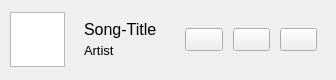
Qt form src/frontend/librarysong.ui (MilanJzo/eda-mp3) before a commit.
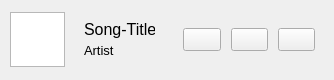
The same form after that commit. Icons and pictures are not drawn.

```diff
--- a/src/frontend/librarysong.ui
+++ b/src/frontend/librarysong.ui
@@ -6,10 +6,16 @@
    <rect>
     <x>0</x>
     <y>0</y>
-    <width>316</width>
+    <width>334</width>
     <height>80</height>
    </rect>
   </property>
+  <property name="sizePolicy">
+   <sizepolicy hsizetype="Ignored" vsizetype="Preferred">
+    <horstretch>0</horstretch>
+    <verstretch>0</verstretch>
+   </sizepolicy>
+  </property>
   <property name="maximumSize">
    <size>
     <width>16777215</width>
@@ -42,6 +48,12 @@
    </property>
    <item>
     <widget class="QWidget" name="songContent" native="true">
+     <property name="sizePolicy">
+      <sizepolicy hsizetype="Preferred" vsizetype="Preferred">
+       <horstretch>0</horstretch>
+       <verstretch>0</verstretch>
+      </sizepolicy>
+     </property>
      <property name="minimumSize">
       <size>
        <width>0</width>
@@ -103,6 +115,12 @@
          </property>
          <item>
           <widget class="QLabel" name="title">
+           <property name="sizePolicy">
+            <sizepolicy hsizetype="Ignored" vsizetype="Preferred">
+             <horstretch>0</horstretch>
+             <verstretch>0</verstretch>
+            </sizepolicy>
+           </property>
            <property name="font">
             <font>
              <pointsize>12</pointsize>
@@ -118,6 +136,12 @@
          </item>
          <item>
           <widget class="QLabel" name="artist">
+           <property name="sizePolicy">
+            <sizepolicy hsizetype="Ignored" vsizetype="Preferred">
+             <horstretch>0</horstretch>
+             <verstretch>0</verstretch>
+            </sizepolicy>
+           </property>
            <property name="text">
             <string>Artist</string>
            </property>
```
Left out of the diff: 4 changed lines with no effect on the pictures.
